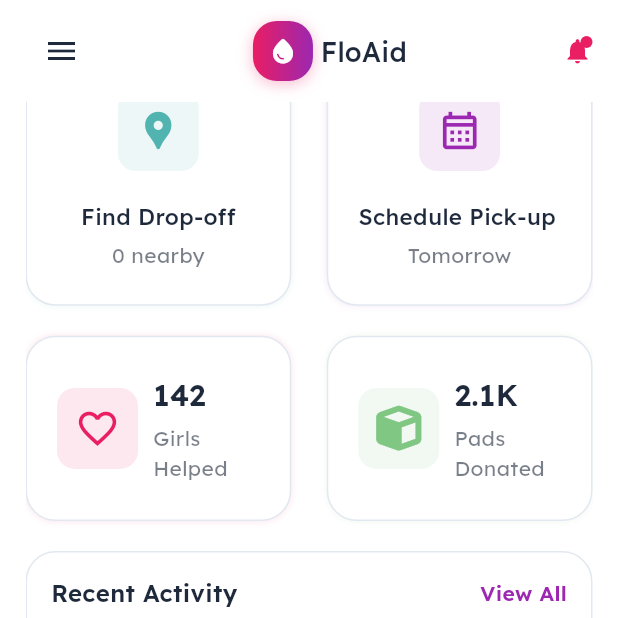
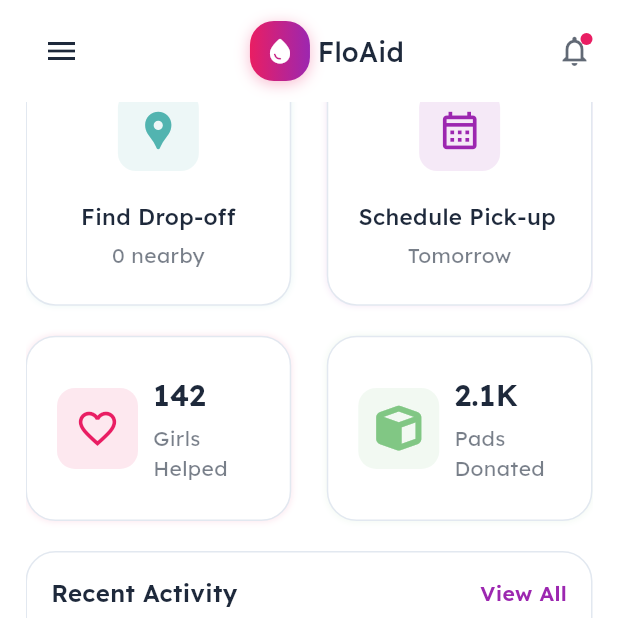
Before and after one commit to juliamwangi123/flo_rewite, a Flutter app: the HomePage screen opened by its route, scrolled down 245 dp, on a phone screen of 412 x 824 dp, the top half of it. Run offline on Flutter 3.47's test engine with Material 3 defaults, Android fonts, the phone set to English and light mode, and no system bars; our stand-ins replace bloc, dartz, equatable, firebase_auth, firebase_core, firebase_database and 10 more; accounts and stored records are empty.

```diff
--- a/lib/features/dashboard/presentation/widgets/dashboard_appbar.dart
+++ b/lib/features/dashboard/presentation/widgets/dashboard_appbar.dart
@@ -56,13 +56,10 @@ class _DashboardAppbarState extends State<DashboardAppbar> {
                   child: Stack(
                     children: [
                       Icon(
-                        hasNotifications
-                            ? Icons.notifications
-                            : Icons.notifications_outlined,
-                        size: 20,
-                        color: hasNotifications
-                            ? AppColors.floaidPink
-                            : AppColors.deepNavy.withOpacity(0.7),
+                            Icons.notifications_outlined,
+                        size: 24,
+                        color:
+                            AppColors.deepNavy.withOpacity(0.7),
                       ),
                       if (hasNotifications)
                         Positioned(
```
